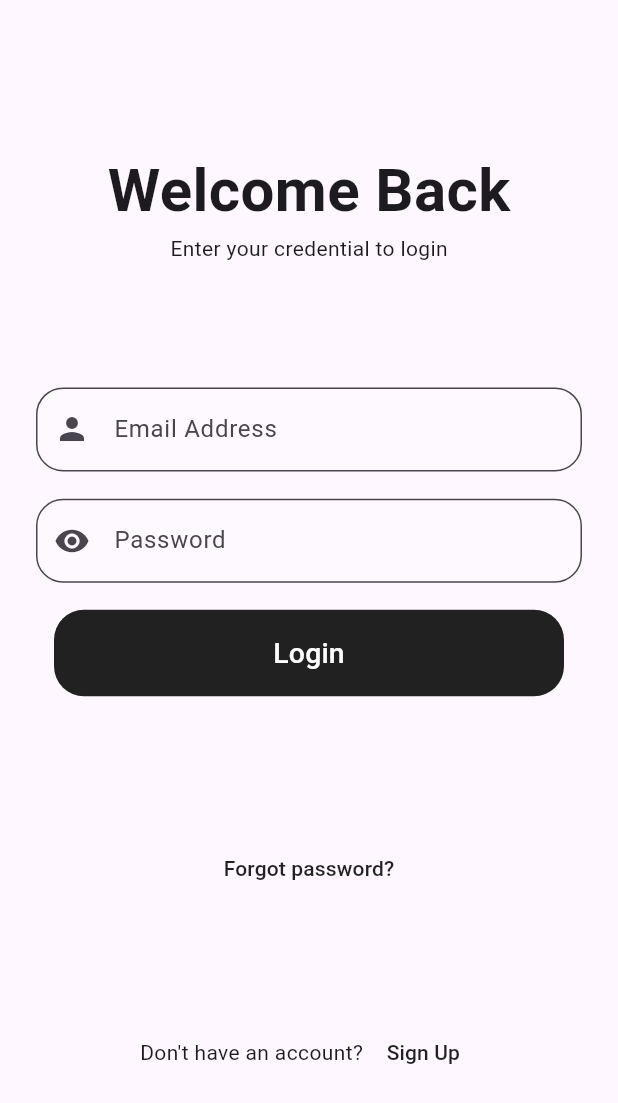
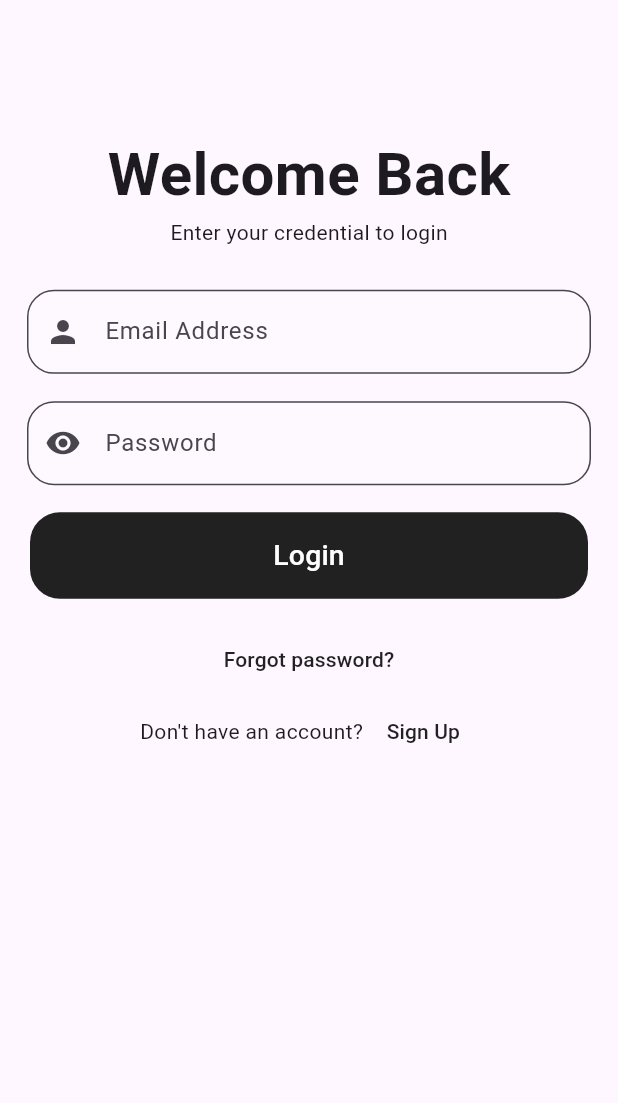
Before and after one commit to Sabithfulail/gem_book_mobile_app, a Flutter app: the screen it shows after launch, on a phone screen of 412 x 824 dp. Shown: the top 1103 px of the screen. Run offline on Flutter 3.47's test engine with Material 3 defaults, Android fonts, the light colour scheme and no system bars; our stand-ins replace cloud_firestore, curved_navigation_bar, firebase_auth, firebase_core, flutter_secure_storage, flutter_svg and 3 more; missing offline and left inert: tflite_flutter; accounts and stored records are empty.

Commit message:
login ui changes

```diff
--- a/lib/features/presentation/views/login/login_view.dart
+++ b/lib/features/presentation/views/login/login_view.dart
@@ -33,15 +33,19 @@ class _LoginViewState extends State<LoginView> {
   Widget build(BuildContext context) {
     return Scaffold(
       body: Container(
-        margin: const EdgeInsets.all(24),
+        margin: const EdgeInsets.all(8),
+        child: SingleChildScrollView(
           child: Column(
             mainAxisAlignment: MainAxisAlignment.spaceEvenly,
             children: [
+              const SizedBox(height: 80,),
               _header(context),
+              const SizedBox(height: 20,),
               _inputField(context),
               _forgotPassword(context),
               _signup(context),
             ],
+          ),
         ),
       ),
     );
--- a/lib/features/presentation/widgets/custom_textfield.dart
+++ b/lib/features/presentation/widgets/custom_textfield.dart
@@ -41,7 +41,9 @@ class _CustomTextFieldState extends State<CustomTextField> {
 
   @override
   Widget build(BuildContext context) {
-    return Column(
+    return Padding(
+      padding: const EdgeInsets.only(left: 10,right: 10),
+      child: Column(
         crossAxisAlignment: CrossAxisAlignment.start,
         children: [
           widget.labelText != null
@@ -75,6 +77,7 @@ class _CustomTextFieldState extends State<CustomTextField> {
                     ]
                   : [])
         ],
+      ),
     );
   }
 }
```
Lines whose indentation alone changed are shown as unchanged.
